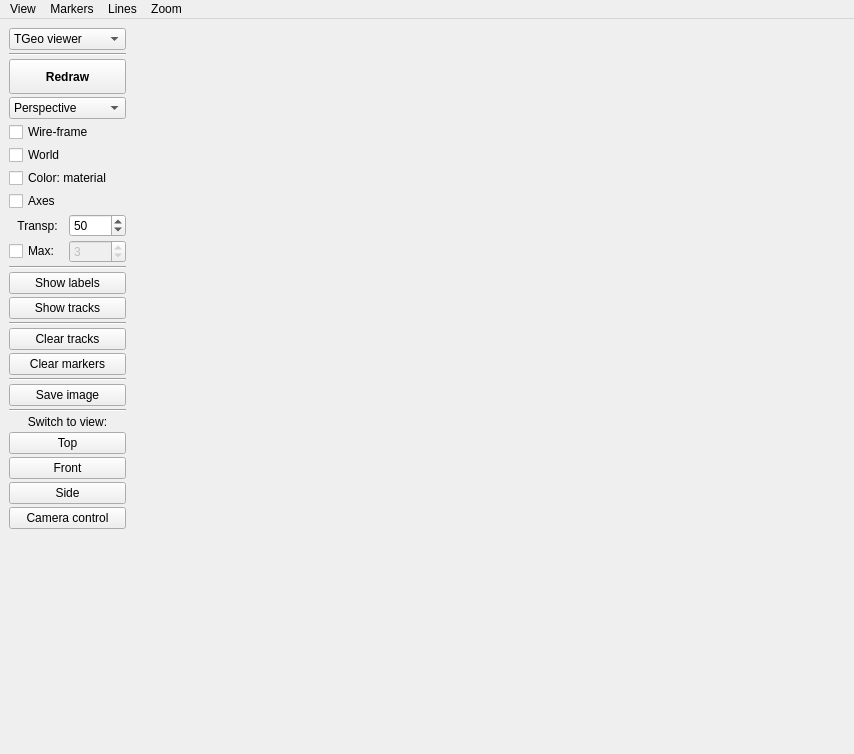
First picture: the form in ants3bundle/src/ants3/gui/geom/ageometrywindow.ui, repository andrmor/ANTS3bundle, before the edit.
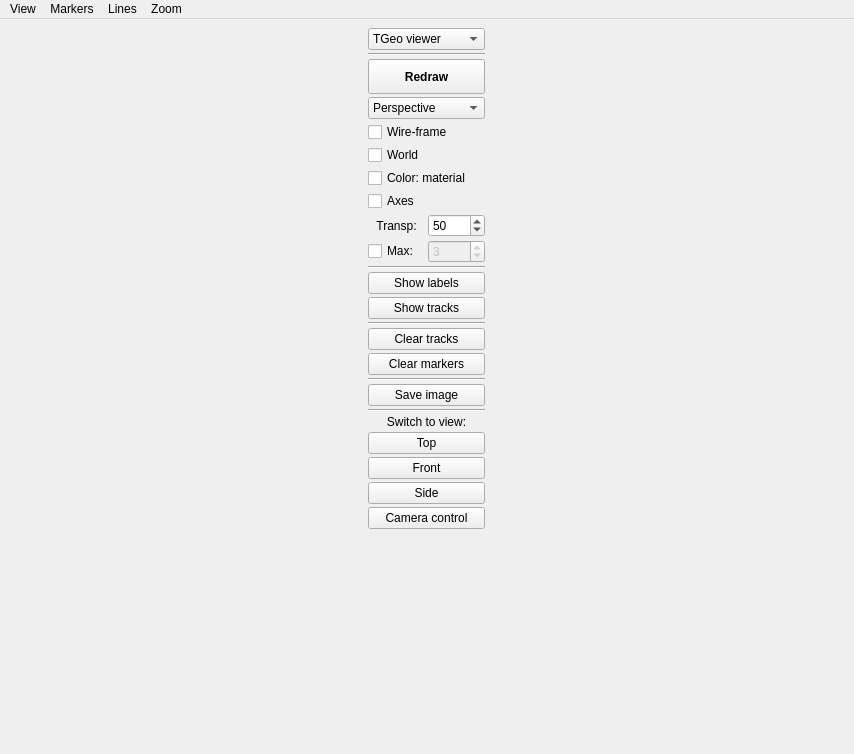
Second picture: the form after the edit.

Patch:
```diff
--- a/ants3bundle/src/ants3/gui/geom/ageometrywindow.ui
+++ b/ants3bundle/src/ants3/gui/geom/ageometrywindow.ui
@@ -330,15 +330,6 @@
       </layout>
      </widget>
     </item>
-    <item>
-     <widget class="QStackedWidget" name="swViewers">
-      <property name="currentIndex">
-       <number>0</number>
-      </property>
-      <widget class="QWidget" name="geo"/>
-      <widget class="QWidget" name="jsroot"/>
-     </widget>
-    </item>
    </layout>
   </widget>
   <widget class="QMenuBar" name="menuBar">
```
Left out of the diff: 2 changed lines with no effect on the pictures.
